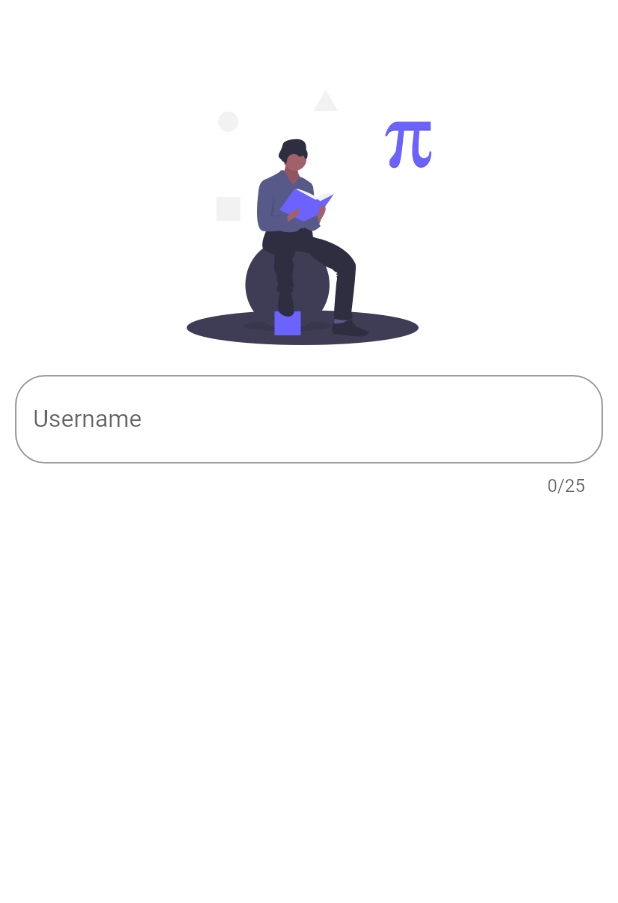
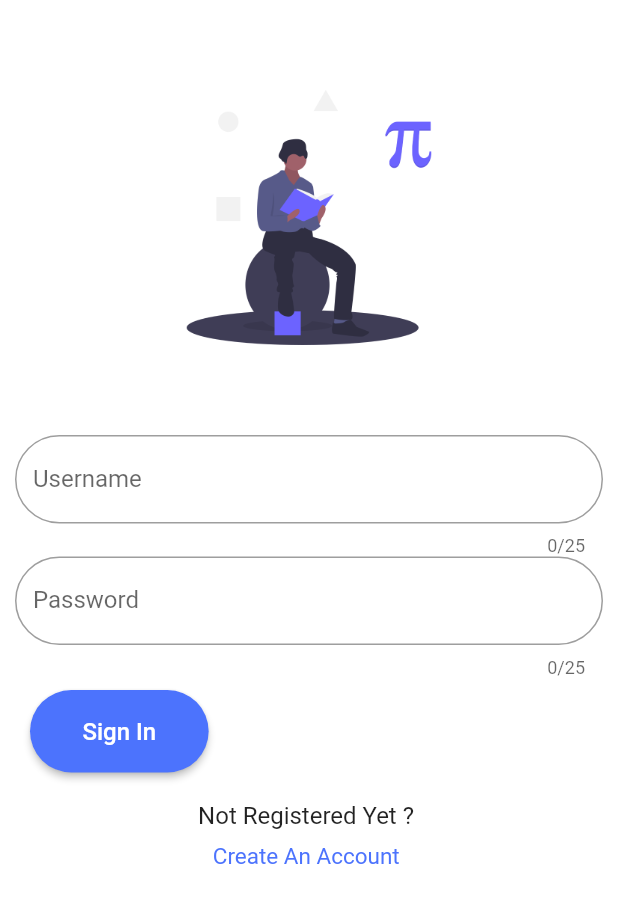
Before and after one commit to LahcenLamkirich/E-Book-App, a Flutter app: the screen it shows after launch, after a tap on the "cancel" icon, on a phone screen of 412 x 824 dp. Shown: the top 903 px of the screen. Run offline on Flutter 3.47's test engine with Material 2 defaults, Android fonts, the phone set to English and light mode, and no system bars.

Commit message:
commitLogin

```diff
--- a/lib/loginPage.dart
+++ b/lib/loginPage.dart
@@ -25,6 +25,7 @@ class _LoginPageState extends State<LoginPage> {
                   ),
                 ],
               ),
+              SizedBox(height: 40,),
               Container(
                 padding: EdgeInsets.symmetric(horizontal: 10),
                 width: MediaQuery.of(context).size.width,
@@ -38,17 +39,65 @@ class _LoginPageState extends State<LoginPage> {
                       hintStyle: TextStyle(color: Colors.grey),
                       labelText: "Username",
                       border: OutlineInputBorder(
-                        borderRadius: BorderRadius.circular(20),
+                        borderRadius: BorderRadius.circular(50),
                         borderSide: BorderSide(color: Colors.red),
                       ),
                       focusedBorder: OutlineInputBorder(
-                        borderRadius: BorderRadius.circular(40),
+                        borderRadius: BorderRadius.circular(50),
                         borderSide: BorderSide(color: Colors.grey)
                       )
                     ),
                   ),
                 ),
               ),
+              Container(
+                padding: EdgeInsets.symmetric(horizontal: 10),
+                width: MediaQuery.of(context).size.width,
+                child: Form(
+                  child: TextFormField(
+                    maxLength: 25,
+                    decoration: InputDecoration(
+                      hintText: "Passowrd",
+                      labelText: "Password",
+                      border: OutlineInputBorder(
+                        borderRadius: BorderRadius.circular(50),
+                        borderSide: BorderSide(color: Colors.grey),
+                      ),
+                      focusedBorder: OutlineInputBorder(
+                        borderRadius: BorderRadius.circular(50),
+                        borderSide: BorderSide(color: Colors.grey),
+                      )
+                    ),
+                  ),
+                ),
+              ),
+              SizedBox(height: 8,),
+              Container(
+                alignment: Alignment.bottomLeft,
+                padding: EdgeInsets.symmetric(horizontal: 20),
+                child: RaisedButton(
+                shape: RoundedRectangleBorder(
+                    borderRadius: BorderRadius.circular(40),
+                 ),
+                  onPressed: () {},
+                  padding: EdgeInsets.symmetric(vertical: 18, horizontal: 35, ),
+                  color: Color.fromRGBO(76, 115, 253,1),
+                  textColor: Colors.white,
+                  child: Text("Sign In",
+                      style: TextStyle(fontSize: 16)),
+                ),
+              ),
+              SizedBox(height: 19,),
+              Text('Not Registered Yet ? ', style: TextStyle(
+                fontSize: 16,
+              ),),
+              SizedBox(height: 9,),
+              Text("Create An Account ",
+              style: TextStyle(
+                  color: Color.fromRGBO(76, 115, 253, 1),
+                  fontSize: 15,
+              ),
+              )
             ],
           ),
         ),
```
